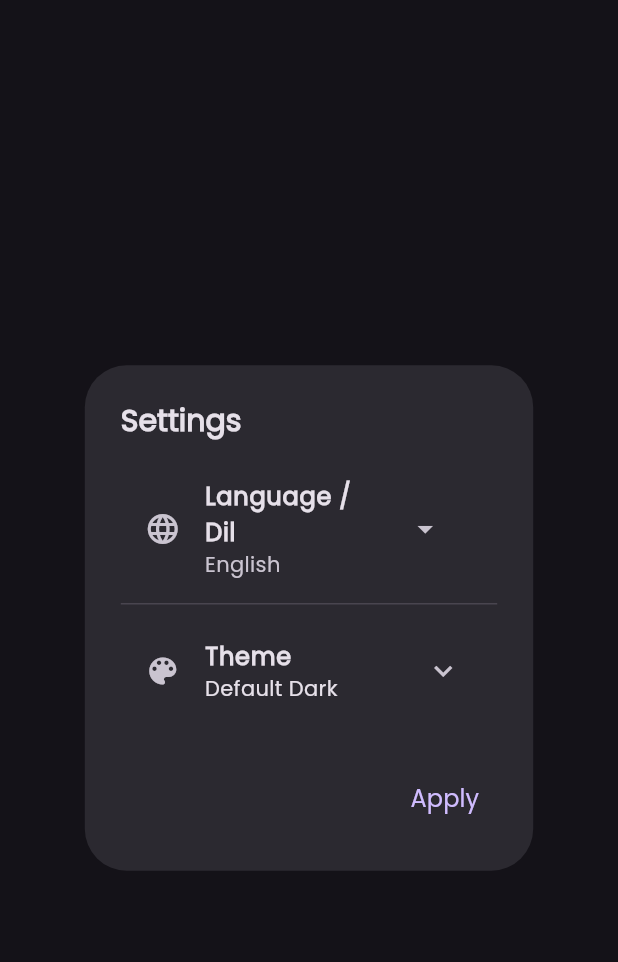
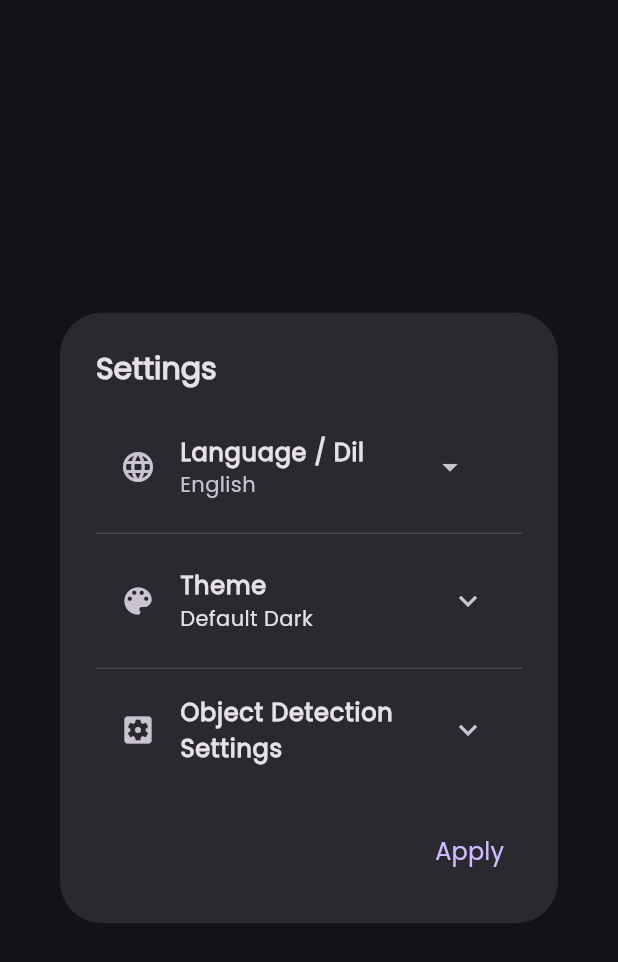
Before and after one commit to murselnet/yolocanli, a Flutter app: the SettingsDialog widget shown alone on an empty page, opened directly, on a phone screen of 412 x 824 dp. Shown: the top 962 px of the screen. Run offline on Flutter 3.47's test engine with Material 3 defaults, Android fonts, the phone set to English and light mode, and no system bars; our stand-ins replace camera, shared_preferences; missing offline and left inert: google_mlkit_image_labeling; accounts and stored records are empty.

Commit message:
yeni özellikler eklendi

```diff
--- /dev/null
+++ b/lib/components/detection_settings.dart
@@ -0,0 +1,184 @@
+import 'package:flutter/material.dart';
+import 'package:camera/camera.dart';
+import 'package:myapp/utils/detection_settings_provider.dart';
+import 'package:myapp/utils/app_localizations.dart';
+import 'package:provider/provider.dart';
+
+class DetectionSettings extends StatelessWidget {
+  const DetectionSettings({super.key});
+
+  @override
+  Widget build(BuildContext context) {
+    final detectionSettings = Provider.of<DetectionSettingsProvider>(context);
+    final appLocalizations = AppLocalizations.of(context);
+
+    return ExpansionTile(
+      leading: const Icon(Icons.settings_applications),
+      title: Text(
+        appLocalizations.objectDetectionSettings,
+        style: TextStyle(
+          fontWeight: FontWeight.bold,
+          color: Theme.of(context).colorScheme.onSurface,
+        ),
+      ),
+      children: [
+        // Confidence Threshold Slider
+        Padding(
+          padding: const EdgeInsets.symmetric(horizontal: 16.0, vertical: 8.0),
+          child: Column(
+            crossAxisAlignment: CrossAxisAlignment.start,
+            children: [
+              Text(
+                appLocalizations.confidenceThreshold,
+                style: const TextStyle(fontWeight: FontWeight.w500),
+              ),
+              const SizedBox(height: 4),
+              Text(
+                appLocalizations.higherValueExplanation,
+                style: TextStyle(
+                  fontSize: 12,
+                  color: Theme.of(context).textTheme.bodySmall?.color,
+                ),
+              ),
+              const SizedBox(height: 8),
+              Row(
+                children: [
+                  Text('30%'),
+                  Expanded(
+                    child: Slider(
+                      value: detectionSettings.confidenceThreshold,
+                      min: 0.3,
+                      max: 0.9,
+                      divisions: 6,
+                      label:
+                          '${(detectionSettings.confidenceThreshold * 100).toInt()}%',
+                      onChanged: (value) {
+                        detectionSettings.setConfidenceThreshold(value);
+                      },
+                    ),
+                  ),
+                  Text('90%'),
+                ],
+              ),
+            ],
+          ),
+        ),
+
+        const Divider(),
+
+        // Camera Resolution
+        Padding(
+          padding: const EdgeInsets.symmetric(horizontal: 16.0, vertical: 8.0),
+          child: Column(
+            crossAxisAlignment: CrossAxisAlignment.start,
+            children: [
+              Text(
+                appLocalizations.cameraResolution,
+                style: const TextStyle(fontWeight: FontWeight.w500),
+              ),
+              const SizedBox(height: 4),
+              Text(
+                appLocalizations.resolutionExplanation,
+                style: TextStyle(
+                  fontSize: 12,
+                  color: Theme.of(context).textTheme.bodySmall?.color,
+                ),
+              ),
+              const SizedBox(height: 16),
+
+              // Low Resolution Option
+              _buildResolutionOption(
+                context,
+                ResolutionPreset.low,
+                appLocalizations.lowResolution,
+                appLocalizations.lowResolutionDesc,
+                detectionSettings,
+              ),
+
+              const SizedBox(height: 8),
+
+              // Medium Resolution Option
+              _buildResolutionOption(
+                context,
+                ResolutionPreset.medium,
+                appLocalizations.mediumResolution,
+                appLocalizations.mediumResolutionDesc,
+                detectionSettings,
+              ),
+
+              const SizedBox(height: 8),
+
+              // High Resolution Option
+              _buildResolutionOption(
+                context,
+                ResolutionPreset.high,
+                appLocalizations.highResolution,
+                appLocalizations.highResolutionDesc,
+                detectionSettings,
+              ),
+            ],
+          ),
+        ),
+      ],
+    );
+  }
+
+  Widget _buildResolutionOption(
+    BuildContext context,
+    ResolutionPreset resolution,
+    String title,
+    String description,
+    DetectionSettingsProvider settings,
+  ) {
+    final isSelected = settings.cameraResolution == resolution;
+    final theme = Theme.of(context);
+
+    return InkWell(
+      onTap: () {
+        settings.setCameraResolution(resolution);
+      },
+      child: Container(
+        padding: const EdgeInsets.all(12.0),
+        decoration: BoxDecoration(
+          borderRadius: BorderRadius.circular(8.0),
+          border: Border.all(
+            color: isSelected ? theme.primaryColor : theme.dividerColor,
+            width: isSelected ? 2.0 : 1.0,
+          ),
+        ),
+        child: Row(
+          children: [
+            Radio<ResolutionPreset>(
+              value: resolution,
+              groupValue: settings.cameraResolution,
+              onChanged: (ResolutionPreset? value) {
+                if (value != null) {
+                  settings.setCameraResolution(value);
+                }
+              },
+            ),
+            const SizedBox(width: 8),
+            Expanded(
+              child: Column(
+                crossAxisAlignment: CrossAxisAlignment.start,
+                children: [
+                  Text(
+                    title,
+                    style: const TextStyle(fontWeight: FontWeight.bold),
+                  ),
+                  Text(
+                    description,
+                    style: TextStyle(
+                      fontSize: 12,
+                      color: theme.textTheme.bodySmall?.color,
+                    ),
+                  ),
+                ],
+              ),
+            ),
+          ],
+        ),
+      ),
+    );
+  }
+}
--- a/lib/components/settings_dialog.dart
+++ b/lib/components/settings_dialog.dart
@@ -2,6 +2,7 @@ import 'package:flutter/material.dart';
 import 'package:myapp/utils/app_localizations.dart';
 import 'package:myapp/components/language_selector.dart';
 import 'package:myapp/components/theme_selector.dart';
+import 'package:myapp/components/detection_settings.dart';
 
 class SettingsDialog extends StatelessWidget {
   const SettingsDialog({super.key});
@@ -25,6 +26,8 @@ class SettingsDialog extends StatelessWidget {
             LanguageSelector(),
             Divider(),
             ThemeSelector(),
+            Divider(),
+            DetectionSettings(),
           ],
         ),
       ),
--- a/lib/main.dart
+++ b/lib/main.dart
@@ -4,6 +4,7 @@ import 'package:camera/camera.dart';
 import 'package:myapp/screen/splash_screen.dart';
 import 'package:myapp/utils/language_provider.dart';
 import 'package:myapp/utils/theme_provider.dart';
+import 'package:myapp/utils/detection_settings_provider.dart';
 import 'package:provider/provider.dart';
 import 'package:flutter_localizations/flutter_localizations.dart';
 import 'package:myapp/utils/app_localizations.dart';
@@ -32,6 +33,7 @@ Future<void> main() async {
       providers: [
         ChangeNotifierProvider(create: (_) => LanguageProvider()),
         ChangeNotifierProvider(create: (_) => ThemeProvider()),
+        ChangeNotifierProvider(create: (_) => DetectionSettingsProvider()),
       ],
       child: const MyApp(),
     ),
--- a/lib/screen/object_detection_screen.dart
+++ b/lib/screen/object_detection_screen.dart
@@ -10,6 +10,8 @@ import 'package:myapp/utils/app_localizations.dart';
 import 'package:myapp/utils/bounding_box_painter.dart';
 import 'package:myapp/utils/object_detector.dart';
 import 'package:myapp/components/settings_dialog.dart';
+import 'package:myapp/utils/detection_settings_provider.dart';
+import 'package:provider/provider.dart';
 
 class DetectionResult {
   final List<ImageLabel> labels;
@@ -47,9 +49,7 @@ class _ObjectDetectionScreenState extends State<ObjectDetectionScreen>
   List<DetectedObject> _detectedObjects = [];
   String? _error;
   Timer? _timer;
-  double _confidenceThreshold = 0.6;
   bool _flashEnabled = false;
-  ResolutionPreset _currentResolution = ResolutionPreset.medium;
   final List<DetectionResult> _detectionHistory = [];
   bool _isPaused = false;
   String? _capturedImagePath;
@@ -96,14 +96,19 @@ class _ObjectDetectionScreenState extends State<ObjectDetectionScreen>
   }
 
   Future<void> _initializeLabeler() async {
+    final settings =
+        Provider.of<DetectionSettingsProvider>(context, listen: false);
     final options =
-        ImageLabelerOptions(confidenceThreshold: _confidenceThreshold);
+        ImageLabelerOptions(confidenceThreshold: settings.confidenceThreshold);
     _imageLabeler = ImageLabeler(options: options);
   }
 
   Future<void> _initializeObjectDetector() async {
     try {
+      final settings =
+          Provider.of<DetectionSettingsProvider>(context, listen: false);
       _objectDetector = await ObjectDetector.getInstance();
+      _objectDetector!.updateSettingsProvider(settings);
     } catch (e) {
       print('Error initializing object detector: $e');
       if (mounted) {
@@ -167,9 +172,12 @@ class _ObjectDetectionScreenState extends State<ObjectDetectionScreen>
         return;
       }
 
+      final settings =
+          Provider.of<DetectionSettingsProvider>(context, listen: false);
+
       _cameraController = CameraController(
         rearCamera,
-        _currentResolution,
+        settings.cameraResolution,
         enableAudio: false,
         imageFormatGroup: ImageFormatGroup.jpeg,
       );
@@ -218,13 +226,16 @@ class _ObjectDetectionScreenState extends State<ObjectDetectionScreen>
   }
 
   Future<void> _updateCameraResolution(ResolutionPreset newResolution) async {
-    if (_currentResolution == newResolution) return;
+    final settings =
+        Provider.of<DetectionSettingsProvider>(context, listen: false);
+    if (settings.cameraResolution == newResolution) return;
+
+    await settings.setCameraResolution(newResolution);
 
     _timer?.cancel();
     await _cameraController?.dispose();
 
     setState(() {
-      _currentResolution = newResolution;
       _isCameraInitialized = false;
     });
 
@@ -262,16 +273,16 @@ class _ObjectDetectionScreenState extends State<ObjectDetectionScreen>
   }
 
   Future<void> _updateConfidenceThreshold(double newThreshold) async {
-    if (_confidenceThreshold == newThreshold) return;
+    final settings =
+        Provider.of<DetectionSettingsProvider>(context, listen: false);
+    if (settings.confidenceThreshold == newThreshold) return;
 
-    setState(() {
-      _confidenceThreshold = newThreshold;
-    });
+    await settings.setConfidenceThreshold(newThreshold);
 
     await _imageLabeler?.close();
 
     final options =
-        ImageLabelerOptions(confidenceThreshold: _confidenceThreshold);
+        ImageLabelerOptions(confidenceThreshold: settings.confidenceThreshold);
     _imageLabeler = ImageLabeler(options: options);
   }
 
@@ -614,6 +625,7 @@ class _ObjectDetectionScreenState extends State<ObjectDetectionScreen>
   @override
   Widget build(BuildContext context) {
     final appLocalizations = AppLocalizations.of(context);
+    final detectionSettings = Provider.of<DetectionSettingsProvider>(context);
 
     if (_error != null) {
       return Scaffold(
@@ -798,7 +810,7 @@ class _ObjectDetectionScreenState extends State<ObjectDetectionScreen>
                                 .copyWith(color: Colors.white),
                           ),
                           Text(
-                            '${appLocalizations.confidence}: ${(_confidenceThreshold * 100).toInt()}%',
+                            '${appLocalizations.confidence}: ${(detectionSettings.confidenceThreshold * 100).toInt()}%',
                             style: MyTextStyle.size12
                                 .copyWith(color: Colors.white70),
                           ),
```
Also changed, not shown: lib/utils/detection_settings_provider.dart (added, +102 -0 lines), lib/utils/object_detector.dart (+29 -2 lines).
